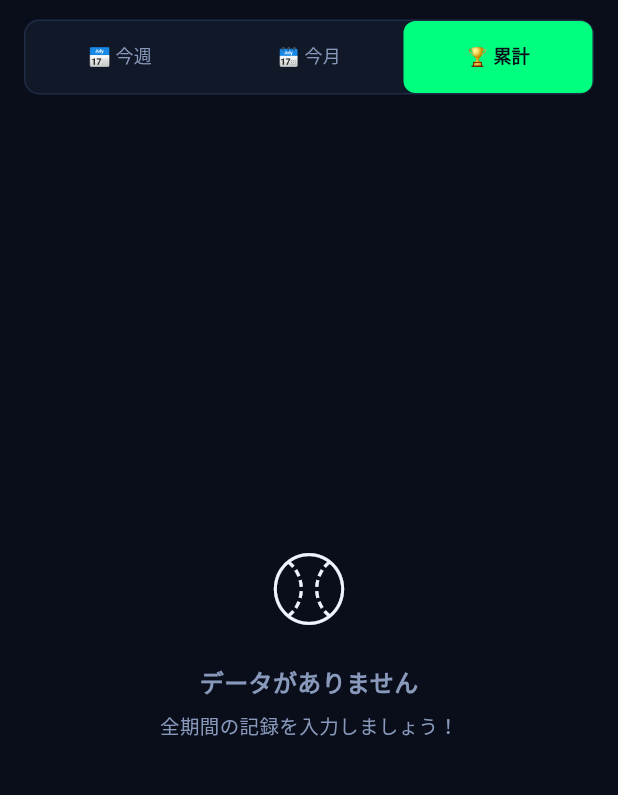
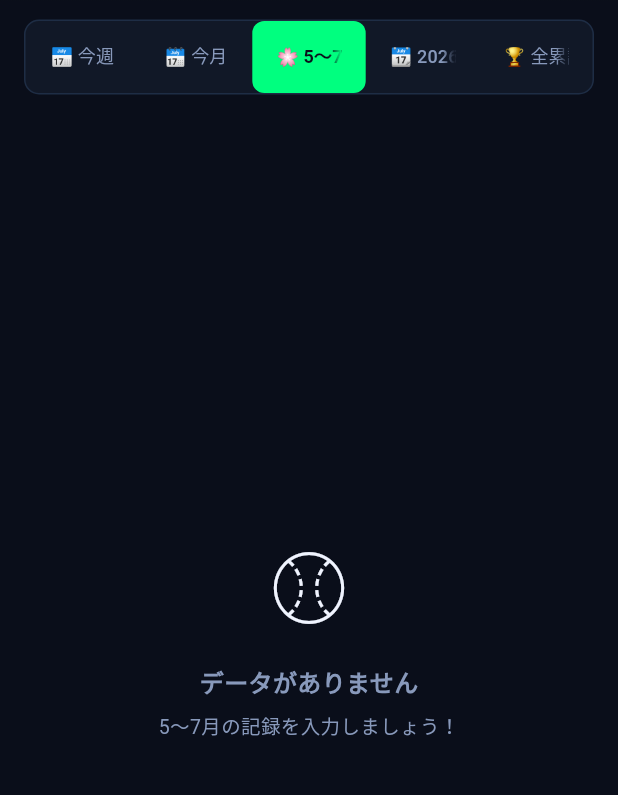
Before and after one commit to naokichiba1121/crazy-five-stats, a Flutter app: the DashboardScreen screen opened directly, tab 3 chosen, on a phone screen of 412 x 824 dp, the part 60-855 px from its top. Run offline on Flutter 3.47's test engine with Material 3 defaults, Android fonts, the phone set to English and light mode, and no system bars; our stand-ins replace hive, hive_flutter; accounts and stored records are empty.

Commit message:
Update: 5タブ + シーズン・年度フィルター追加

```diff
--- a/lib/screens/dashboard_screen.dart
+++ b/lib/screens/dashboard_screen.dart
@@ -26,7 +26,7 @@ class _DashboardScreenState extends State<DashboardScreen>
   @override
   void initState() {
     super.initState();
-    _tabController = TabController(length: 3, vsync: this);
+    _tabController = TabController(length: 5, vsync: this);
     _tabController.addListener(() {
       if (!_tabController.indexIsChanging) {
         setState(() => _tabIndex = _tabController.index);
@@ -46,6 +46,10 @@ class _DashboardScreenState extends State<DashboardScreen>
         return service.thisWeekEntries;
       case 1:
         return service.thisMonthEntries;
+      case 2:
+        return service.thisSeasonEntries;
+      case 3:
+        return service.thisYearEntries;
       default:
         return service.allEntries;
     }
@@ -198,10 +202,12 @@ class _DashboardScreenState extends State<DashboardScreen>
             fontSize: 12, fontWeight: FontWeight.w700),
         unselectedLabelStyle: const TextStyle(fontSize: 12),
         dividerColor: Colors.transparent,
-        tabs: const [
-          Tab(text: '📅 今週'),
-          Tab(text: '🗓️ 今月'),
-          Tab(text: '🏆 累計'),
+        tabs: [
+          const Tab(text: '📅 今週'),
+          const Tab(text: '🗓️ 今月'),
+          Tab(text: '🌸 ${StatsService.currentSeasonLabel}'),
+          Tab(text: '📆 ${StatsService.currentFiscalYearLabel}'),
+          const Tab(text: '🏆 全累計'),
         ],
       ),
     );
@@ -209,7 +215,7 @@ class _DashboardScreenState extends State<DashboardScreen>
 
   // ── 空状態 ───────────────────────────────────────────────────────────────
   Widget _buildEmptyState() {
-    final labels = ['今週', '今月', '全期間'];
+    final labels = ['今週', '今月', StatsService.currentSeasonLabel, StatsService.currentFiscalYearLabel, '全期間'];
     return Center(
       child: Column(
         mainAxisAlignment: MainAxisAlignment.center,
@@ -266,7 +272,13 @@ class _DashboardScreenState extends State<DashboardScreen>
     final totalSB = list.fold(0, (s, e) => s + e.stolenBases);
     final totalGames = list.fold(0, (s, e) => s + e.games);
 
-    final periodLabel = ['今週', '今月', '全期間'][_tabIndex];
+    final periodLabel = [
+      '今週',
+      '今月',
+      StatsService.currentSeasonLabel,
+      StatsService.currentFiscalYearLabel,
+      '全期間',
+    ][_tabIndex];
 
     return Container(
       padding: const EdgeInsets.all(16),
--- a/lib/services/stats_service.dart
+++ b/lib/services/stats_service.dart
@@ -31,7 +31,6 @@ class StatsService extends ChangeNotifier {
   /// 今週のエントリ（月曜始まり）
   List<StatsEntry> get thisWeekEntries {
     final now = DateTime.now();
-    // 月曜日を週の始まりとする (weekday: 1=月 〜 7=日)
     final startOfWeek =
         DateTime(now.year, now.month, now.day - (now.weekday - 1));
     final endOfWeek = startOfWeek.add(const Duration(days: 7));
@@ -39,6 +38,74 @@ class StatsService extends ChangeNotifier {
       final d = DateTime(e.date.year, e.date.month, e.date.day);
       return !d.isBefore(startOfWeek) && d.isBefore(endOfWeek);
     }).toList();
+  }
+
+  /// 今シーズン（3ヶ月区切り）のエントリ
+  /// 2〜4月 / 5〜7月 / 8〜10月 / 11〜1月
+  List<StatsEntry> get thisSeasonEntries {
+    final now = DateTime.now();
+    final range = _seasonRange(now);
+    return allEntries.where((e) {
+      final d = DateTime(e.date.year, e.date.month, e.date.day);
+      return !d.isBefore(range[0]) && d.isBefore(range[1]);
+    }).toList();
+  }
+
+  /// 今年度（2月1日〜翌年1月末）のエントリ
+  List<StatsEntry> get thisYearEntries {
+    final now = DateTime.now();
+    final range = _fiscalYearRange(now);
+    return allEntries.where((e) {
+      final d = DateTime(e.date.year, e.date.month, e.date.day);
+      return !d.isBefore(range[0]) && d.isBefore(range[1]);
+    }).toList();
+  }
+
+  /// シーズン開始・終了日を返す [start, exclusiveEnd]
+  /// 11〜1月シーズンは年をまたぐため特別処理
+  static List<DateTime> _seasonRange(DateTime now) {
+    final m = now.month;
+    if (m >= 2 && m <= 4) {
+      return [DateTime(now.year, 2, 1), DateTime(now.year, 5, 1)];
+    } else if (m >= 5 && m <= 7) {
+      return [DateTime(now.year, 5, 1), DateTime(now.year, 8, 1)];
+    } else if (m >= 8 && m <= 10) {
+      return [DateTime(now.year, 8, 1), DateTime(now.year, 11, 1)];
+    } else {
+      // 11月〜1月（翌年）
+      final startYear = m == 1 ? now.year - 1 : now.year;
+      return [
+        DateTime(startYear, 11, 1),
+        DateTime(startYear + 1, 2, 1),
+      ];
+    }
+  }
+
+  /// 今年度の開始・終了日を返す [start, exclusiveEnd]
+  /// 年度 = 2月1日〜翌年1月31日
+  static List<DateTime> _fiscalYearRange(DateTime now) {
+    final startYear = now.month == 1 ? now.year - 1 : now.year;
+    return [
+      DateTime(startYear, 2, 1),
+      DateTime(startYear + 1, 2, 1), // 翌年2月1日（exclusive）→ 翌年1月末まで
+    ];
+  }
+
+  /// 現在のシーズン表示ラベル（例: "2〜4月"）
+  static String get currentSeasonLabel {
+    final now = DateTime.now();
+    final m = now.month;
+    if (m >= 2 && m <= 4) return '2〜4月';
+    if (m >= 5 && m <= 7) return '5〜7月';
+    if (m >= 8 && m <= 10) return '8〜10月';
+    return '11〜1月';
+  }
+
+  /// 現在の年度表示ラベル（例: "2025年度"）
+  static String get currentFiscalYearLabel {
+    final now = DateTime.now();
+    final startYear = now.month == 1 ? now.year - 1 : now.year;
+    return '$startYear年度';
   }
 
   /// スタッフ別集計
```
